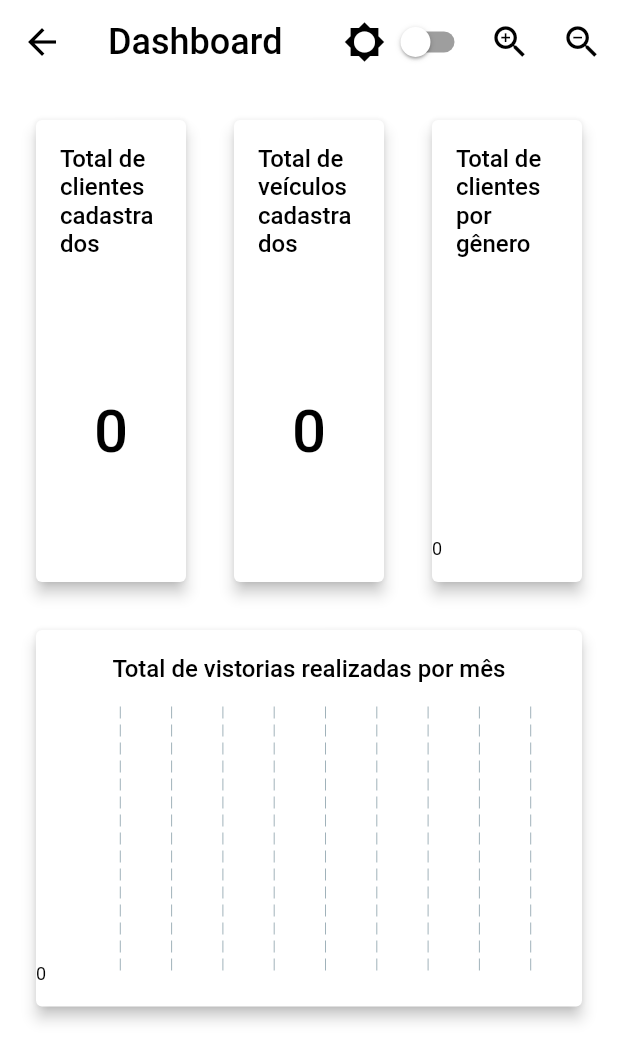
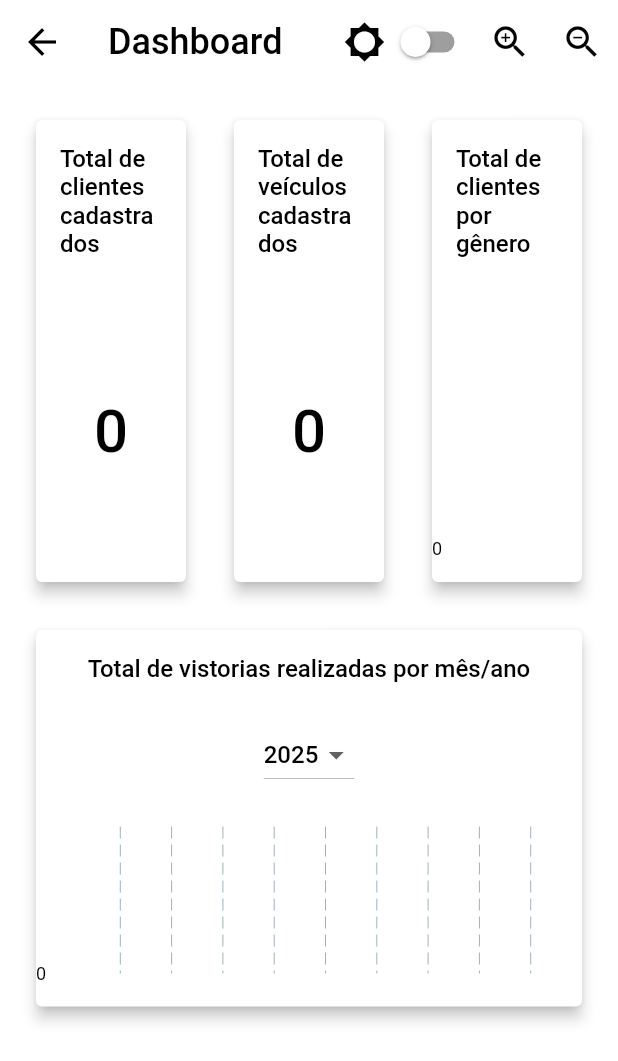
Before and after one commit to rodrigoscosta/project_evydhence, a Flutter app: the DashboardPage screen opened by its route, on a phone screen of 412 x 824 dp. Shown: the top 1061 px of the screen. Run offline on Flutter 3.47's test engine with Material 3 defaults, Android fonts, the phone set to English and light mode, and no system bars; drawn by our look-alikes of fl_chart; our stand-ins replace dio, dotted_border, faker, flutter_mobx, get_it, mobx and 2 more; accounts and stored records are empty; generated files the repository leaves out were written again; network calls fail.

Commit message:
feat: Add year selection for monthly inspections in dashboard
- Updated ApiService to accept year parameter for fetching monthly inspections.
- Modified DashboardPage to include a dropdown for year selection, allowing users to filter inspections by year.
- Enhanced TotalVistoriasRealizadas component to reflect selected year in the displayed data.
- Created GraficoVistoriasAno component for visual representation of inspections by year.
- Updated dependencies in pubspec.yaml and pubspec.lock for compatibility with new features.

```diff
--- a/lib/controllers/dashboard_controller.dart
+++ b/lib/controllers/dashboard_controller.dart
@@ -6,7 +6,11 @@ import 'package:project_evydhence/models/total_clientes_por_genero_model.dart';
 import 'package:project_evydhence/models/vehicle_model.dart';
 import 'package:project_evydhence/services/api_service.dart';
 
-class DashboardController with Store {
+part 'dashboard_controller.g.dart';
+
+class DashboardController = _DashboardControllerBase with _$DashboardController;
+
+abstract class _DashboardControllerBase with Store {
   final ApiService _dashBoardService = ApiService();
 
   @observable
@@ -23,9 +27,14 @@ class DashboardController with Store {
   void setTotalClientesPorGenero(List<TotalClientesPorGeneroModel> value) =>
       totalClientesPorGenero = ObservableList.of(value);
 
+  // @observable
+  // List<TotalVistoriasRealizadasPorMesModel> totalVistoriasFeitasPorMes =
+  //     ObservableList();
+
   @observable
-  List<TotalVistoriasRealizadasPorMesModel> totalVistoriasFeitasPorMes =
-      ObservableList();
+  ObservableList<TotalVistoriasRealizadasPorMesModel>
+      totalVistoriasFeitasPorMes =
+      ObservableList<TotalVistoriasRealizadasPorMesModel>();
 
   @action
   void setTotalVistoriasFeitasPorMes(
@@ -38,6 +47,14 @@ class DashboardController with Store {
   @action
   void setTotalVeiculos(List<TotalVehiclesModel> value) =>
       totalVeiculos = ObservableList.of(value);
+
+  @observable
+  String anoSelecionado = DateTime.now().year.toString();
+
+  @action
+  void setAnoSelecionado(String ano) {
+    anoSelecionado = ano;
+  }
 
   @observable
   bool loadingTotalClientes = false;
@@ -70,7 +87,7 @@ class DashboardController with Store {
 
   @action
   Future<void> loadTotalClientesPorGenero() async {
-    loadingTotalVistoriasFeitasPorMes = true;
+    loadingTotalClientesPorGenero = true;
     try {
       final List<TotalClientesPorGeneroModel> results =
           await _dashBoardService.totalClientesPorGenero();
@@ -80,25 +97,41 @@ class DashboardController with Store {
       setTotalClientesPorGenero([]);
       loadDashboardError = 'Ocorreu um erro ao buscar os clientes por gênero.';
     } finally {
+      loadingTotalClientesPorGenero = false;
+    }
+  }
+
+  @action
+  Future<void> loadTotalVistoriasFeitasPorMes(String ano) async {
+    loadingTotalVistoriasFeitasPorMes = true;
+    try {
+      final List<TotalVistoriasRealizadasPorMesModel> results =
+          await _dashBoardService.totalVistoriasFeitasPorMes(ano);
+
+      setTotalVistoriasFeitasPorMes(results);
+    } catch (_) {
+      setTotalVistoriasFeitasPorMes([]);
+      loadDashboardError = 'Erro ao buscar vistorias.';
+    } finally {
       loadingTotalVistoriasFeitasPorMes = false;
     }
   }
 
-  @action
-  Future<void> loadTotalVistoriasFeitasPorMes() async {
-    loadingTotalClientesPorGenero = true;
-    try {
-      final List<TotalVistoriasRealizadasPorMesModel> results =
-          await _dashBoardService.totalVistoriasFeitasPorMes();
+  // @action
+  // Future<void> loadTotalVistoriasFeitasPorMes() async {
+  //   loadingTotalClientesPorGenero = true;
+  //   try {
+  //     final List<TotalVistoriasRealizadasPorMesModel> results =
+  //         await _dashBoardService.totalVistoriasFeitasPorMes();
 
-      setTotalVistoriasFeitasPorMes(results);
-    } on DioException catch (_) {
-      setTotalVistoriasFeitasPorMes([]);
-      loadDashboardError = 'Ocorreu um erro ao buscar as vistorias.';
-    } finally {
-      loadingTotalClientesPorGenero = false;
-    }
-  }
+  //     setTotalVistoriasFeitasPorMes(results);
+  //   } on DioException catch (_) {
+  //     setTotalVistoriasFeitasPorMes([]);
+  //     loadDashboardError = 'Ocorreu um erro ao buscar as vistorias.';
+  //   } finally {
+  //     loadingTotalClientesPorGenero = false;
+  //   }
+  // }
 
   @action
   Future<void> loadTotalVeiculos() async {
--- a/lib/services/api_service.dart
+++ b/lib/services/api_service.dart
@@ -388,13 +388,14 @@ class ApiService {
     return totalClientesList;
   }
 
-  Future<List<TotalVistoriasRealizadasPorMesModel>>
-      totalVistoriasFeitasPorMes() async {
+  Future<List<TotalVistoriasRealizadasPorMesModel>> totalVistoriasFeitasPorMes(
+      String? ano) async {
     List<TotalVistoriasRealizadasPorMesModel> totalVistoriasList = [];
 
     try {
       var url = Uri.parse(ApiConstants.baseUrl +
-          ApiConstants.getTotalSchedulesByMonthsEndpoint);
+          ApiConstants.getTotalSchedulesByMonthsEndpoint +
+          '?ano=$ano'); // Adicionando o parâmetro de ano
       var response = await http.get(url);
 
       if (response.statusCode == HttpStatus.ok) {
@@ -413,6 +414,32 @@ class ApiService {
 
     return totalVistoriasList;
   }
+
+  // Future<List<TotalVistoriasRealizadasPorMesModel>>
+  //     totalVistoriasFeitasPorMes() async {
+  //   List<TotalVistoriasRealizadasPorMesModel> totalVistoriasList = [];
+
+  //   try {
+  //     var url = Uri.parse(ApiConstants.baseUrl +
+  //         ApiConstants.getTotalSchedulesByMonthsEndpoint);
+  //     var response = await http.get(url);
+
+  //     if (response.statusCode == HttpStatus.ok) {
+  //       final List<dynamic> decodedData = jsonDecode(response.body);
+
+  //       totalVistoriasList = decodedData.map((item) {
+  //         return TotalVistoriasRealizadasPorMesModel(
+  //           qtdVistorias: item['qtdVistorias'] ?? 0,
+  //           mes: item['mes'] ?? '',
+  //         );
+  //       }).toList();
+  //     }
+  //   } catch (_) {
+  //     totalVistoriasList = [];
+  //   }
+
+  //   return totalVistoriasList;
+  // }
 
   Future<TotalVehiclesModel> totalVeiculos() async {
     TotalVehiclesModel totalVeiculosModel = TotalVehiclesModel(qtdVeiculos: 0);
--- a/lib/views/dashboard_page.dart
+++ b/lib/views/dashboard_page.dart
@@ -1,5 +1,6 @@
 import 'package:fl_chart/fl_chart.dart';
 import 'package:flutter/material.dart';
+import 'package:flutter_mobx/flutter_mobx.dart';
 import 'package:get_it/get_it.dart';
 import 'package:project_evydhence/controllers/dashboard_controller.dart';
 import 'package:project_evydhence/models/schedule_model.dart';
@@ -41,11 +42,13 @@ class _DashboardPageState extends State<DashboardPage> {
   }
 
   Future<void> _loadData() async {
+    final anoAtual = DateTime.now().year.toString();
+    _dashboard.anoSelecionado = anoAtual;
     await Future.wait([
       _dashboard.loadTotalClientes(),
       _dashboard.loadTotalClientesPorGenero(),
-      _dashboard.loadTotalVistoriasFeitasPorMes(),
       _dashboard.loadTotalVeiculos(),
+      _dashboard.loadTotalVistoriasFeitasPorMes(anoAtual),
     ]);
     if (mounted) setState(() {});
   }
@@ -135,16 +138,86 @@ class _DashboardPageState extends State<DashboardPage> {
                 ],
               ),
               SizedBox(height: 16.0 * scale),
-              DashboardCard(
-                title: 'Total de vistorias realizadas por mês',
+              Observer(
+                builder: (_) {
+                  return DashboardCard(
+                    title: 'Total de vistorias realizadas por mês/ano',
                     isDarkMode: widget.isDarkMode,
                     scale: scale,
+                    child: Column(
+                      crossAxisAlignment: CrossAxisAlignment.center,
+                      children: [
+                        Padding(
+                          padding: const EdgeInsets.symmetric(vertical: 8.0),
+                          child: Align(
+                            alignment: Alignment.center,
+                            child: DropdownButton<String>(
+                              value: _dashboard.anoSelecionado,
+                              onChanged: _dashboard
+                                      .loadingTotalVistoriasFeitasPorMes
+                                  ? null
+                                  : (String? newValue) async {
+                                      if (newValue != null &&
+                                          newValue !=
+                                              _dashboard.anoSelecionado) {
+                                        _dashboard.setAnoSelecionado(newValue);
+                                        await _dashboard
+                                            .loadTotalVistoriasFeitasPorMes(
+                                                newValue);
+                                      }
+                                    },
+                              items: List.generate(
+                                5,
+                                (index) {
+                                  final ano =
+                                      (DateTime.now().year - index).toString();
+                                  return DropdownMenuItem(
+                                    value: ano,
+                                    child: Text(
+                                      ano,
+                                      style: TextStyle(
+                                        fontSize: 16 * scale,
+                                        fontWeight: FontWeight.w500,
+                                        color: widget.isDarkMode
+                                            ? Colors.white
+                                            : Colors.black,
+                                      ),
+                                    ),
+                                  );
+                                },
+                              ),
+                              style: TextStyle(
+                                fontSize: 16 * scale,
+                                fontWeight: FontWeight.w500,
+                                color: widget.isDarkMode
+                                    ? Colors.white
+                                    : Colors.black,
+                              ),
+                              dropdownColor: widget.isDarkMode
+                                  ? Colors.black
+                                  : Colors.white,
+                            ),
+                          ),
+                        ),
+                        const SizedBox(height: 16),
+                        Expanded(
                           child: _dashboard.loadingTotalVistoriasFeitasPorMes
                               ? const Center(child: CircularProgressIndicator())
-                    : TotalVistoriasRealizadas(
+                              : SimpleBarChart<
+                                  TotalVistoriasRealizadasPorMesModel>(
+                                  data: _dashboard.totalVistoriasFeitasPorMes
+                                      .toList(),
+                                  getValue: (vistoria) =>
+                                      vistoria.qtdVistorias.toDouble(),
+                                  getLabel: (vistoria) => vistoria.mes,
                                   isDarkMode: widget.isDarkMode,
                                   scale: scale,
                                 ),
+                        ),
+                      ],
+                    ),
+                  );
+                },
               ),
             ],
           ),
@@ -363,18 +436,50 @@ class TotalClientesPorGenero extends StatelessWidget {
 class TotalVistoriasRealizadas extends StatelessWidget {
   final bool isDarkMode;
   final double scale;
-  const TotalVistoriasRealizadas(
-      {super.key, required this.isDarkMode, required this.scale});
+
+  const TotalVistoriasRealizadas({
+    super.key,
+    required this.isDarkMode,
+    required this.scale,
+  });
 
   @override
   Widget build(BuildContext context) {
     final dashboard = GetIt.I<DashboardController>();
-    return SimpleBarChart<TotalVistoriasRealizadasPorMesModel>(
+
+    return Observer(
+      builder: (_) {
+        return Column(
+          crossAxisAlignment: CrossAxisAlignment.start,
+          children: [
+            DropdownButton<String>(
+              value: dashboard.anoSelecionado,
+              icon: const Icon(Icons.arrow_drop_down),
+              onChanged: (String? newValue) {
+                if (newValue != null && newValue != dashboard.anoSelecionado) {
+                  dashboard.anoSelecionado = newValue;
+                  dashboard.loadTotalVistoriasFeitasPorMes(newValue);
+                }
+              },
+              items: List.generate(5, (index) {
+                final ano = (DateTime.now().year - index).toString();
+                return DropdownMenuItem<String>(
+                  value: ano,
+                  child: Text(ano),
+                );
+              }),
+            ),
+            const SizedBox(height: 16),
+            SimpleBarChart<TotalVistoriasRealizadasPorMesModel>(
               data: dashboard.totalVistoriasFeitasPorMes,
               getValue: (vistoria) => vistoria.qtdVistorias.toDouble(),
               getLabel: (vistoria) => vistoria.mes,
               isDarkMode: isDarkMode,
               scale: scale,
+            ),
+          ],
+        );
+      },
     );
   }
 }
--- a/lib/views/vehicle_list_page.dart
+++ b/lib/views/vehicle_list_page.dart
@@ -3,7 +3,6 @@ import 'package:get_it/get_it.dart';
 import 'package:project_evydhence/controllers/client_controller.dart';
 import 'package:project_evydhence/controllers/schedule_controller.dart';
 import 'package:project_evydhence/controllers/vehicle_controller.dart';
-import 'package:project_evydhence/models/schedule_model.dart';
 import 'package:project_evydhence/models/vehicle_model.dart';
 import 'package:project_evydhence/provider/zoom_provider.dart';
 import 'package:project_evydhence/routes/app_routes.dart';
--- a/pubspec.yaml
+++ b/pubspec.yaml
@@ -62,6 +62,7 @@ dev_dependencies:
   # rules and activating additional ones.
   flutter_lints: ^2.0.0
   build_runner: ^2.4.9
+  mobx_codegen: ^2.3.0
 
 # For information on the generic Dart part of this file, see the
 # following page: https://dart.dev/tools/pub/pubspec
```
Also changed, not shown: lib/components/grafico_vistorias_ano.dart (added, +112 -0 lines), lib/controllers/dashboard_controller.g.dart (added), pubspec.lock, 5 other files. Lines whose indentation alone changed are shown as unchanged.
